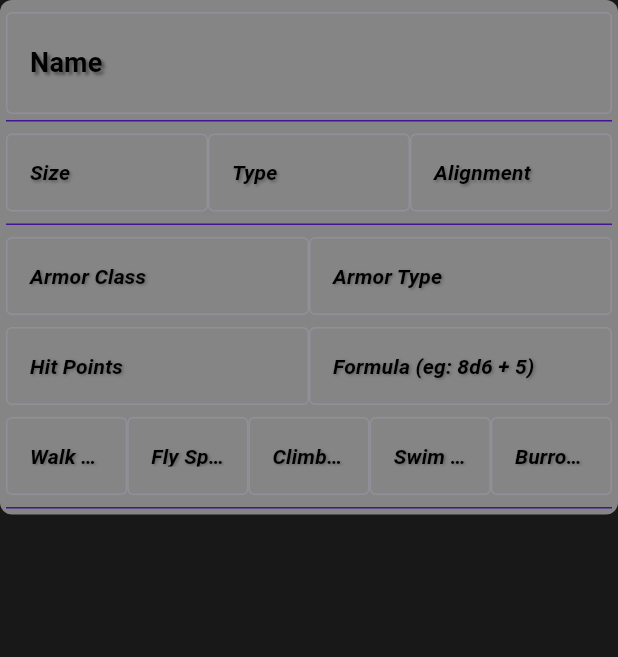
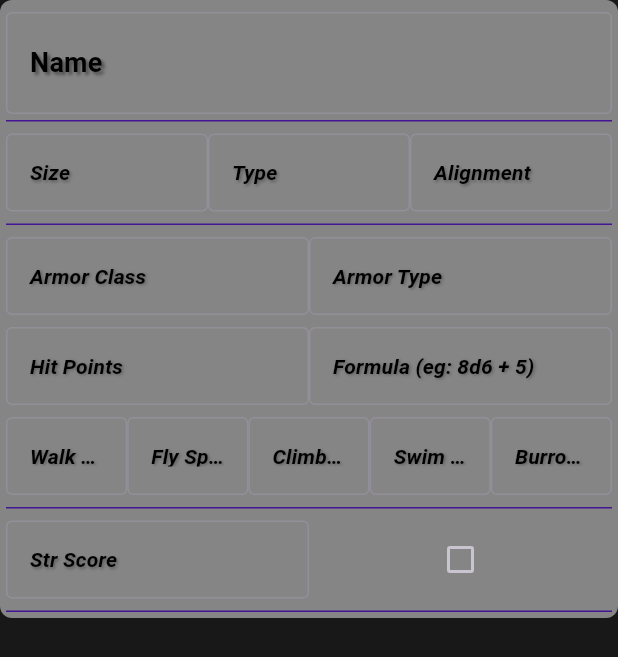
Before and after one commit to rihi52/moonscribe, a Flutter app: the StatblockEditorForm widget shown alone on an empty page, opened directly with empty values, on a phone screen of 412 x 824 dp. Shown: the top 657 px of the screen. Run offline on Flutter 3.47's test engine with Material 3 defaults, Android fonts, the phone set to English and light mode, and no system bars; our stand-ins replace drift, google_fonts; missing offline and left inert: window_manager; accounts and stored records are empty; generated files the repository leaves out were written again; Roboto replaces fonts that are missing (Metamorphous).

Commit message:
working on editable ability score section

```diff
--- a/lib/components/statblock.dart
+++ b/lib/components/statblock.dart
@@ -623,6 +623,26 @@ class _StatblockEditorForm extends State<StatblockEditorForm> {
                   ],
                 ),
               ),
+              StatblockSection(
+                child: Row(
+                  children: [
+                    Expanded(
+                      child: StatblockEditSmallText(
+                        labelText: "Str Score",
+                        startingValue: c?.abilityScores.strength.toString(),
+                        onSaved: (v) => _draft.abilityScores!.strength =
+                            int.tryParse(v) ?? 0,
+                      ),
+                    ),
+                    Expanded(
+                      child: Checkbox(
+                        value: false,
+                        onChanged: (v) => _draft.savingThrows.strength,
+                      ),
+                    ),
+                  ],
+                ),
+              ),
             ],
           ),
         ),
@@ -1232,11 +1252,17 @@ class CreatureAbilityScoresDraft {
 
 class CreatureSavingThrowsDraft {
   int? strength;
+  bool isStrPorf = false;
   int? dexterity;
+  bool isDexPorf = false;
   int? constitution;
+  bool isConPorf = false;
   int? intelligence;
+  bool isStrPorf = false;
   int? wisdom;
+  bool isStrPorf = false;
   int? charisma;
+  bool isStrPorf = false;
 
   CreatureSavingThrowsDraft({
     this.strength,
```
